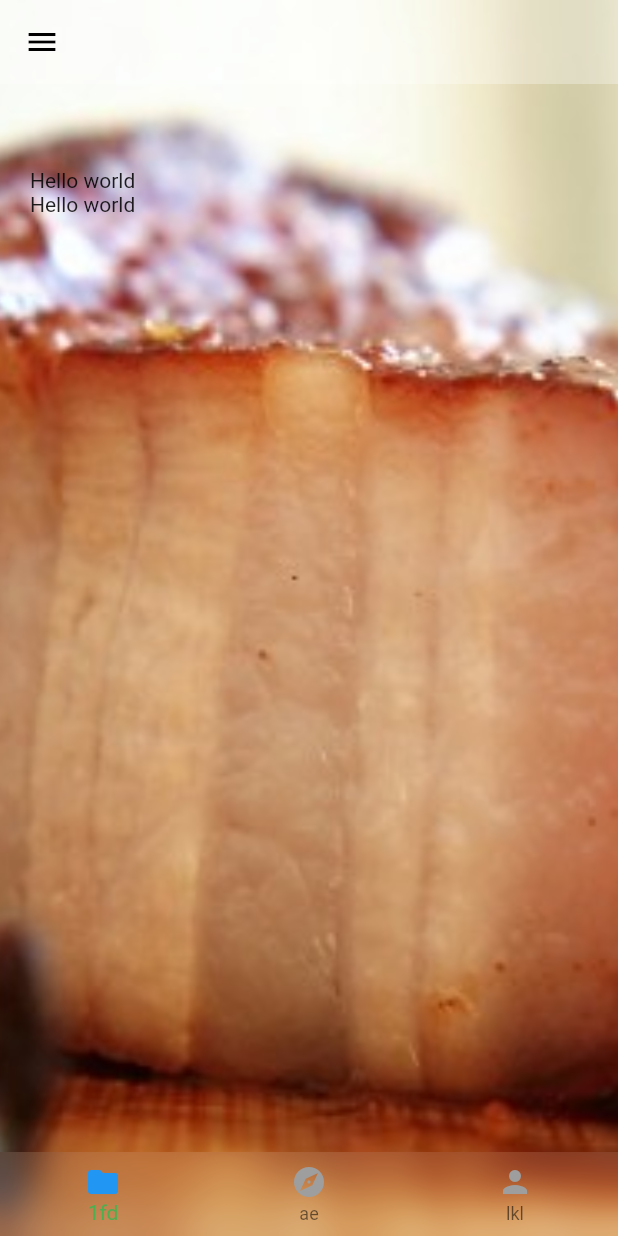
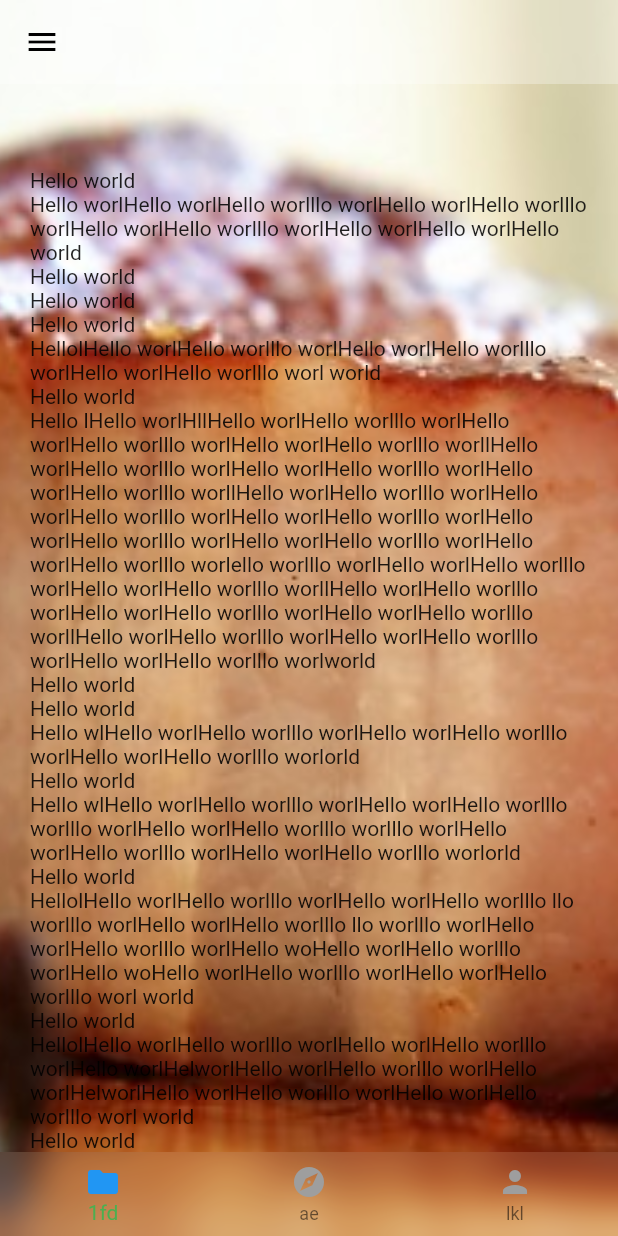
Before and after one commit to carpediemvv/flutter_buildself, a Flutter app: the screen it shows after launch, on a phone screen of 412 x 824 dp. Run offline on Flutter 3.47's test engine with Material 2 defaults, Android fonts, the light colour scheme and no system bars.

Commit message:
升级flutter sdk

```diff
--- a/lib/tab_navigator.dart
+++ b/lib/tab_navigator.dart
@@ -109,18 +109,25 @@ class _TabNavigatorState extends State<TabNavigator> {
             Colors.transparent,
             Colors.transparent,
           ])),
-      child: Column(
-        children: <Widget>[
+      child:
           ListView(
             shrinkWrap: true,
             padding: EdgeInsets.fromLTRB(20, appbarHeight+MediaQueryData.fromWindow(window).padding.top,20,0),
             children: <Widget>[
               Text("Hello world"),
-              Text("Hello world")
+              Text("Hello worlHello worlHello worlllo worlHello worlHello worlllo worlHello worlHello worlllo worlHello worlHello worlHello world"), Text("Hello world"),
+              Text("Hello world"), Text("Hello world"),
+              Text("HellolHello worlHello worlllo worlHello worlHello worlllo worlHello worlHello worlllo worl world"), Text("Hello world"),
+              Text("Hello lHello worlHll"
+                  "Hello worlHello worlllo worlHello worlHello worlllo worlHello worlHello worlllo worllHello worlHello worlllo worlHello worlHello worlllo worlHello worlHello worlllo worllHello worlHello worlllo worlHello worlHello worlllo worlHello worlHello worlllo worlHello worlHello worlllo worlHello worlHello worlllo worlHello worlHello worlllo worlello worlllo worlHello worlHello worlllo worlHello worlHello worlllo worllHello worlHello worlllo worlHello worlHello worlllo worlHello worlHello worlllo worllHello worlHello worlllo worlHello worlHello worlllo worlHello worlHello worlllo worlworld"), Text("Hello world"),
+              Text("Hello world"), Text("Hello wlHello worlHello worlllo worlHello worlHello worlllo worlHello worlHello worlllo worlorld"),
+              Text("Hello world"), Text("Hello wlHello worlHello worlllo worlHello worlHello worlllo worlllo worlHello worlHello worlllo worlllo worlHello worlHello worlllo worlHello worlHello worlllo worlorld"),
+              Text("Hello world"), Text("HellolHello worlHello worlllo worlHello worlHello worlllo llo worlllo worlHello worlHello worlllo llo worlllo worlHello worlHello worlllo worlHello woHello worlHello worlllo worlHello woHello worlHello worlllo worlHello worlHello worlllo worl world"),
+              Text("Hello world"), Text("HellolHello worlHello worlllo worlHello worlHello worlllo worlHello worlHelworlHello worlHello worlllo worlHello worlHelworlHello worlHello worlllo worlHello worlHello worlllo worl world"),
+
+              Text("Hello world"),
             ],
           )
-        ],
-      ),
     );
   }
 
```
Also changed, not shown: pubspec.lock.
